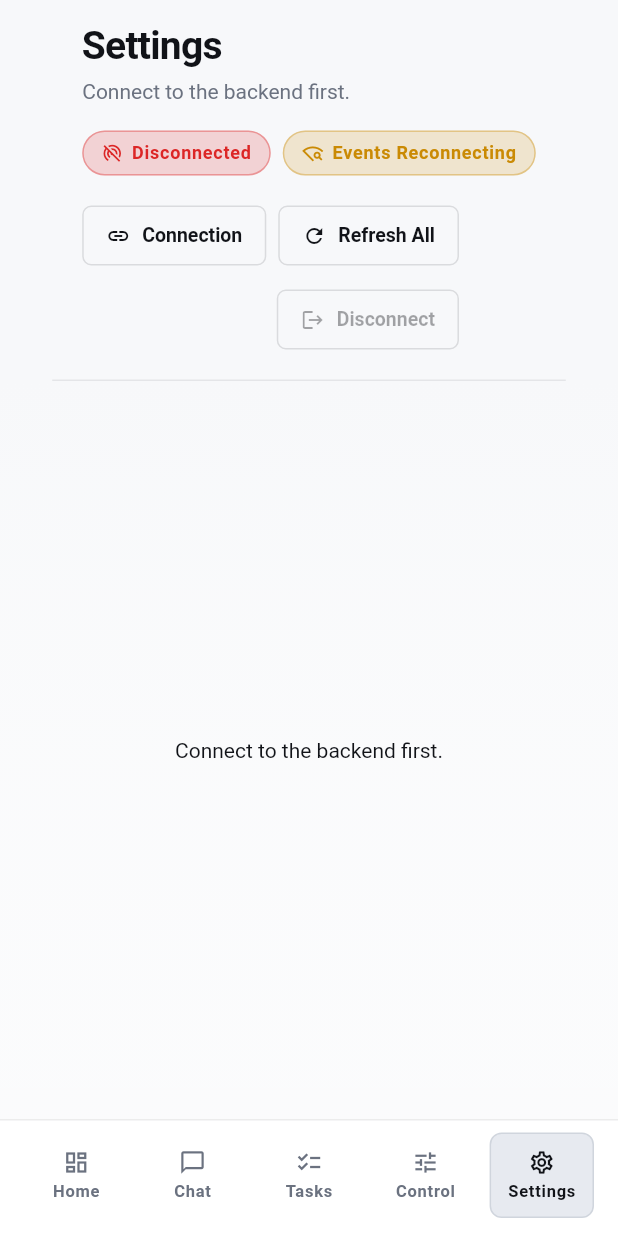
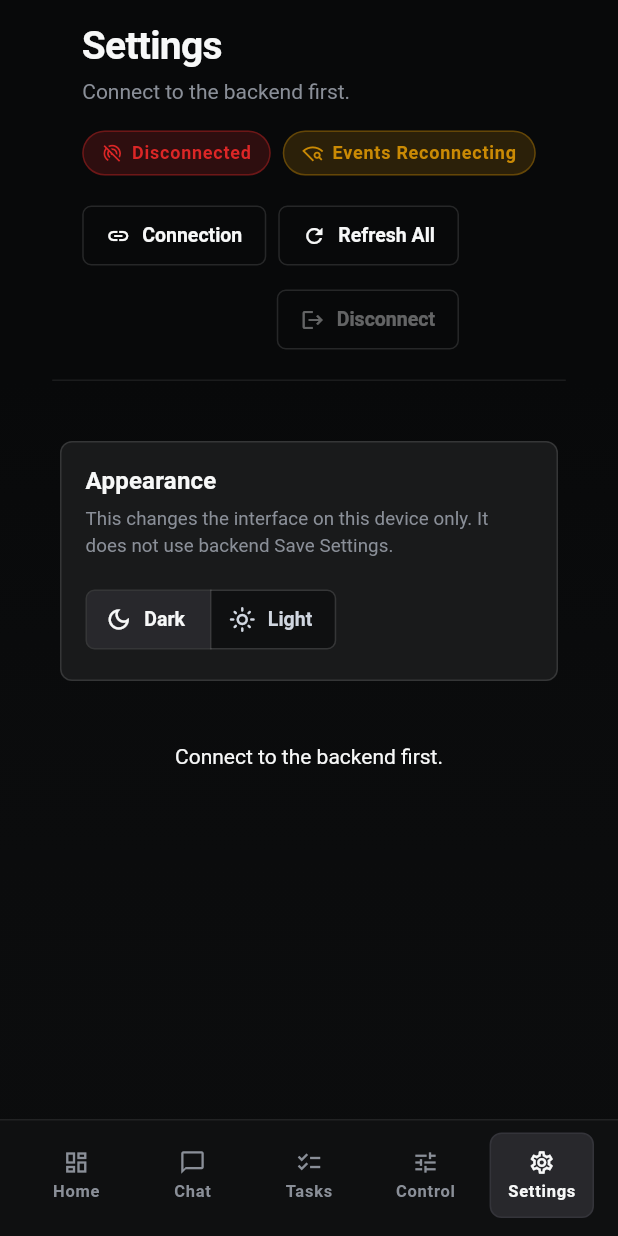
Before and after one commit to hm1399/AI-bot, a Flutter app: the SettingsScreen screen opened by its route, after a tap on "Refresh All", on a phone screen of 412 x 824 dp. Run offline on Flutter 3.47's test engine with Material 3 defaults, Android fonts, the phone set to English and light mode, and no system bars; our stand-ins replace go_router, hooks_riverpod, shared_preferences; accounts and stored records are empty; project files that could hold a hidden picture were left out.

Commit message:
feat: add manual theme toggle in settings

```diff
--- a/app/lib/main.dart
+++ b/app/lib/main.dart
@@ -2,6 +2,7 @@ import 'package:flutter/material.dart';
 import 'package:hooks_riverpod/hooks_riverpod.dart';
 
 import 'config/routes.dart';
+import 'providers/app_providers.dart';
 import 'theme/linear_theme.dart';
 
 void main() {
@@ -14,10 +15,13 @@ class AiBotApp extends ConsumerWidget {
   @override
   Widget build(BuildContext context, WidgetRef ref) {
     final router = ref.watch(routerProvider);
+    final themeMode = ref.watch(
+      appControllerProvider.select((state) => state.themeMode),
+    );
     return MaterialApp.router(
       title: 'AI Bot App',
       debugShowCheckedModeBanner: false,
-      themeMode: ThemeMode.system,
+      themeMode: themeMode,
       theme: LinearTheme.light(),
       darkTheme: LinearTheme.dark(),
       routerConfig: router,
--- a/app/lib/providers/app_state.dart
+++ b/app/lib/providers/app_state.dart
@@ -1,3 +1,5 @@
+import 'package:flutter/material.dart';
+
 import '../models/chat/message_model.dart';
 import '../models/chat/session_model.dart';
 import '../models/connect/bootstrap_model.dart';
@@ -41,6 +43,7 @@ class AppState {
     required this.remindersStatus,
     required this.reminders,
     required this.remindersMessage,
+    required this.themeMode,
     required this.globalMessage,
   });
 
@@ -70,6 +73,7 @@ class AppState {
   final FeatureStatus remindersStatus;
   final List<ReminderModel> reminders;
   final String? remindersMessage;
+  final ThemeMode themeMode;
   final String? globalMessage;
 
   String get currentSessionId => connection.currentSessionId;
@@ -104,6 +108,7 @@ class AppState {
     FeatureStatus? remindersStatus,
     List<ReminderModel>? reminders,
     Object? remindersMessage = _unset,
+    ThemeMode? themeMode,
     Object? globalMessage = _unset,
   }) {
     return AppState(
@@ -147,6 +152,7 @@ class AppState {
       remindersMessage: identical(remindersMessage, _unset)
           ? this.remindersMessage
           : remindersMessage as String?,
+      themeMode: themeMode ?? this.themeMode,
       globalMessage: identical(globalMessage, _unset)
           ? this.globalMessage
           : globalMessage as String?,
@@ -181,6 +187,7 @@ class AppState {
       remindersStatus: FeatureStatus.idle,
       reminders: const <ReminderModel>[],
       remindersMessage: null,
+      themeMode: ThemeMode.dark,
       globalMessage: null,
     );
   }
--- a/app/lib/screens/settings/settings_screen.dart
+++ b/app/lib/screens/settings/settings_screen.dart
@@ -44,7 +44,16 @@ class _SettingsScreenState extends ConsumerState<SettingsScreen> {
         _draft != null || _apiKeyController.text.trim().isNotEmpty;
 
     if (settings == null) {
-      return Center(
+      return ListView(
+        padding: const EdgeInsets.all(24),
+        children: <Widget>[
+          ThemeModeSection(
+            themeMode: state.themeMode,
+            onThemeModeChanged: (ThemeMode mode) =>
+                ref.read(appControllerProvider.notifier).setThemeMode(mode),
+          ),
+          const SizedBox(height: 16),
+          Center(
             child: state.settingsStatus == FeatureStatus.loading
                 ? const CircularProgressIndicator()
                 : Padding(
@@ -53,11 +62,14 @@ class _SettingsScreenState extends ConsumerState<SettingsScreen> {
                       state.settingsMessage ?? 'Connect to load settings.',
                     ),
                   ),
+          ),
+        ],
       );
     }
 
     return SettingsForm(
       settings: settings,
+      themeMode: state.themeMode,
       apiKeyController: _apiKeyController,
       statusMessage: state.settingsMessage,
       canEdit:
@@ -65,6 +77,8 @@ class _SettingsScreenState extends ConsumerState<SettingsScreen> {
           state.settingsStatus == FeatureStatus.demo,
       hasDraftChanges: hasDraftChanges,
       onChanged: (AppSettingsModel next) => setState(() => _draft = next),
+      onThemeModeChanged: (ThemeMode mode) =>
+          ref.read(appControllerProvider.notifier).setThemeMode(mode),
       onSave: () async {
         await ref
             .read(appControllerProvider.notifier)
--- /dev/null
+++ b/app/lib/services/storage/theme_preference_service.dart
@@ -0,0 +1,29 @@
+import 'package:flutter/material.dart';
+import 'package:shared_preferences/shared_preferences.dart';
+
+class ThemePreferenceService {
+  static const String _storageKey = 'ai-bot.app.theme-mode';
+
+  Future<void> saveThemeMode(ThemeMode themeMode) async {
+    final preferences = await SharedPreferences.getInstance();
+    await preferences.setString(_storageKey, _serialize(themeMode));
+  }
+
+  Future<ThemeMode?> loadThemeMode() async {
+    final preferences = await SharedPreferences.getInstance();
+    final raw = preferences.getString(_storageKey);
+    if (raw == null || raw.trim().isEmpty) {
+      return null;
+    }
+
+    return switch (raw) {
+      'light' => ThemeMode.light,
+      'dark' => ThemeMode.dark,
+      _ => ThemeMode.dark,
+    };
+  }
+
+  String _serialize(ThemeMode themeMode) {
+    return themeMode == ThemeMode.light ? 'light' : 'dark';
+  }
+}
--- a/app/lib/widgets/settings/settings_form.dart
+++ b/app/lib/widgets/settings/settings_form.dart
@@ -7,8 +7,10 @@ import '../common/status_pill.dart';
 class SettingsForm extends StatefulWidget {
   const SettingsForm({
     required this.settings,
+    required this.themeMode,
     required this.apiKeyController,
     required this.onChanged,
+    required this.onThemeModeChanged,
     required this.onSave,
     required this.onTest,
     required this.onReset,
@@ -19,8 +21,10 @@ class SettingsForm extends StatefulWidget {
   });
 
   final AppSettingsModel settings;
+  final ThemeMode themeMode;
   final TextEditingController apiKeyController;
   final ValueChanged<AppSettingsModel> onChanged;
+  final ValueChanged<ThemeMode> onThemeModeChanged;
   final Future<void> Function() onSave;
   final Future<void> Function() onTest;
   final VoidCallback onReset;
@@ -133,6 +137,11 @@ class _SettingsFormState extends State<SettingsForm> {
               icon: Icons.edit_note_outlined,
             ),
           ],
+        ),
+        const SizedBox(height: LinearSpacing.md),
+        ThemeModeSection(
+          themeMode: widget.themeMode,
+          onThemeModeChanged: widget.onThemeModeChanged,
         ),
         const SizedBox(height: LinearSpacing.md),
         _Section(
@@ -376,6 +385,47 @@ class _SettingsFormState extends State<SettingsForm> {
   }
 }
 
+class ThemeModeSection extends StatelessWidget {
+  const ThemeModeSection({
+    required this.themeMode,
+    required this.onThemeModeChanged,
+    super.key,
+  });
+
+  final ThemeMode themeMode;
+  final ValueChanged<ThemeMode> onThemeModeChanged;
+
+  @override
+  Widget build(BuildContext context) {
+    return _Section(
+      title: 'Appearance',
+      description:
+          'This changes the interface on this device only. It does not use backend Save Settings.',
+      child: SegmentedButton<ThemeMode>(
+        showSelectedIcon: false,
+        segments: const <ButtonSegment<ThemeMode>>[
+          ButtonSegment<ThemeMode>(
+            value: ThemeMode.dark,
+            icon: Icon(Icons.dark_mode_outlined),
+            label: Text('Dark'),
+          ),
+          ButtonSegment<ThemeMode>(
+            value: ThemeMode.light,
+            icon: Icon(Icons.light_mode_outlined),
+            label: Text('Light'),
+          ),
+        ],
+        selected: <ThemeMode>{themeMode},
+        onSelectionChanged: (Set<ThemeMode> selection) {
+          if (selection.isNotEmpty) {
+            onThemeModeChanged(selection.first);
+          }
+        },
+      ),
+    );
+  }
+}
+
 class _Section extends StatelessWidget {
   const _Section({
     required this.title,
```
Also changed, not shown: app/lib/providers/app_providers.dart (+31 -2 lines), 2 other files. Lines whose indentation alone changed are shown as unchanged.
